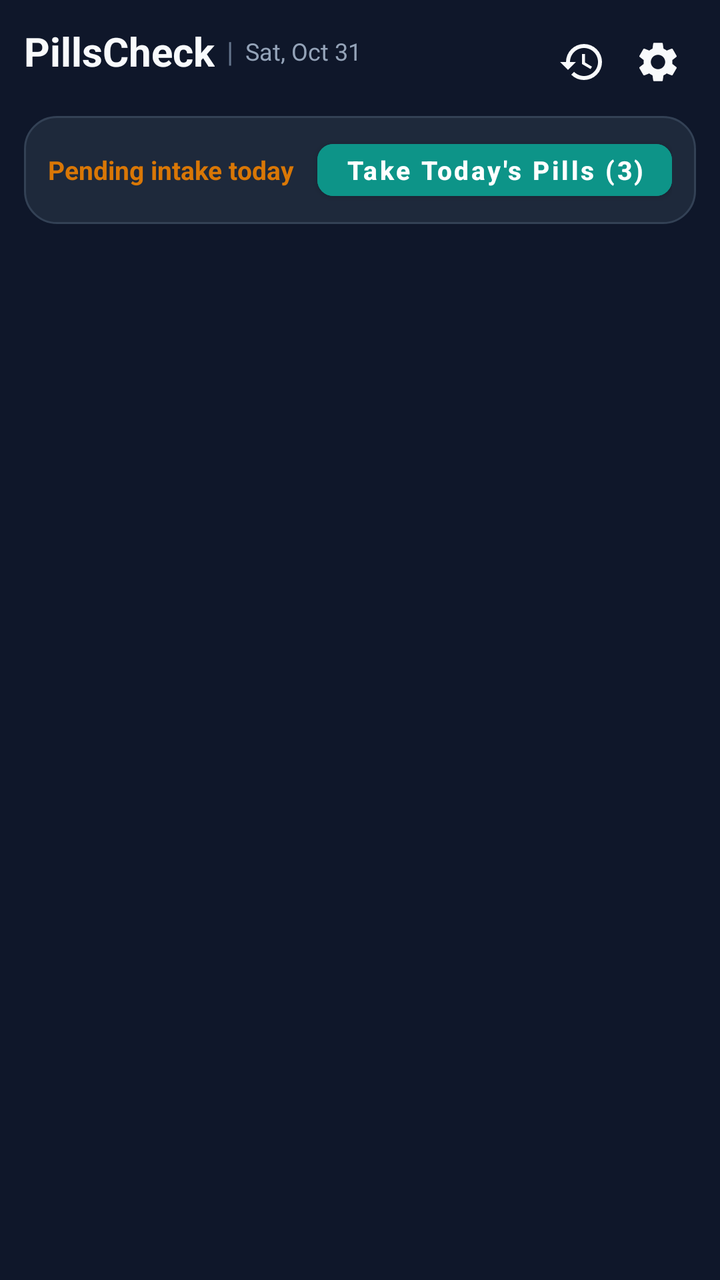
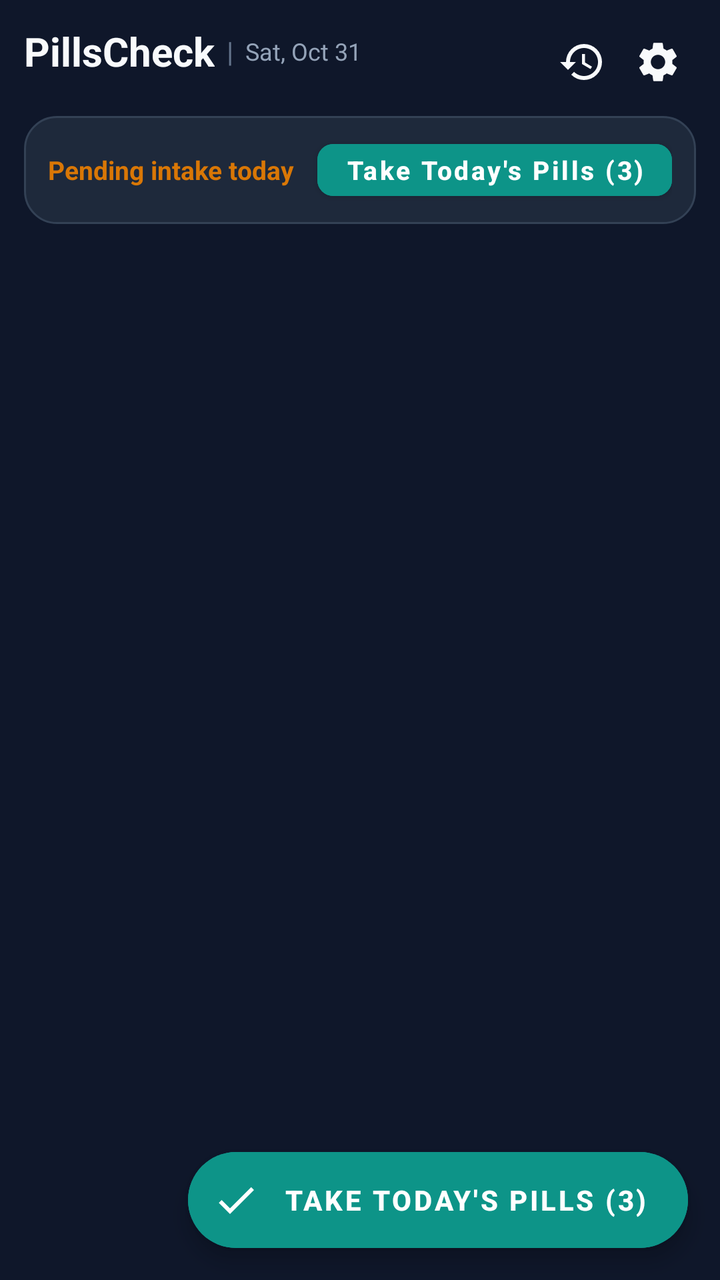

Two renders of the same Android screen: before a commit and after it. Below are the layout's source before the change and the commit's diff.
<!-- AndroidManifest.xml: application theme Theme.PillsCheck -->
<!-- res/layout/activity_main.xml -->
<?xml version="1.0" encoding="utf-8"?>
<LinearLayout
    xmlns:android="http://schemas.android.com/apk/res/android"
    xmlns:app="http://schemas.android.com/apk/res-auto"
    android:layout_width="match_parent"
    android:layout_height="match_parent"
    android:background="@color/bg_screen"
    android:orientation="vertical">

    <androidx.core.widget.NestedScrollView
        android:layout_width="match_parent"
        android:layout_height="match_parent"
        android:fillViewport="true"
        android:clipToPadding="false"
        android:paddingBottom="12dp">

        <LinearLayout
            android:layout_width="match_parent"
            android:layout_height="wrap_content"
            android:orientation="vertical"
            android:paddingHorizontal="12dp"
            android:paddingTop="12dp">

            
            <RelativeLayout
                android:layout_width="match_parent"
                android:layout_height="wrap_content"
                android:layout_marginBottom="8dp">

                <LinearLayout
                    android:layout_width="wrap_content"
                    android:layout_height="wrap_content"
                    android:layout_alignParentStart="true"
                    android:layout_toStartOf="@id/top_actions"
                    android:orientation="horizontal"
                    android:gravity="center_vertical">

                    <TextView
                        android:id="@+id/tv_app_title"
                        android:layout_width="wrap_content"
                        android:layout_height="wrap_content"
                        android:text="@string/app_name"
                        android:textColor="@color/text_primary"
                        android:textSize="20sp"
                        android:textStyle="bold" />

                    <TextView
                        android:layout_width="wrap_content"
                        android:layout_height="wrap_content"
                        android:layout_marginHorizontal="6dp"
                        android:text="|"
                        android:textColor="@color/text_muted"
                        android:textSize="14sp" />

                    <TextView
                        android:id="@+id/tv_dashboard_date"
                        android:layout_width="wrap_content"
                        android:layout_height="wrap_content"
                        android:text="Sat, Oct 31"
                        android:textColor="@color/text_secondary"
                        android:textSize="12sp" />
                </LinearLayout>

                <LinearLayout
                    android:id="@+id/top_actions"
                    android:layout_width="wrap_content"
                    android:layout_height="wrap_content"
                    android:layout_alignParentEnd="true"
                    android:layout_centerVertical="true"
                    android:orientation="horizontal">

                    <ImageButton
                        android:id="@+id/btn_open_history"
                        android:layout_width="38dp"
                        android:layout_height="38dp"
                        android:background="?attr/selectableItemBackgroundBorderless"
                        android:contentDescription="@string/btn_history"
                        android:src="@drawable/ic_history"
                        app:tint="@color/text_primary" />

                    <ImageButton
                        android:id="@+id/btn_open_settings"
                        android:layout_width="38dp"
                        android:layout_height="38dp"
                        android:background="?attr/selectableItemBackgroundBorderless"
                        android:contentDescription="@string/btn_settings"
                        android:src="@drawable/ic_settings"
                        app:tint="@color/text_primary" />
                </LinearLayout>
            </RelativeLayout>

            
            <LinearLayout
                android:id="@+id/layout_pharmacy_alert"
                android:layout_width="match_parent"
                android:layout_height="wrap_content"
                android:layout_marginBottom="6dp"
                android:background="@drawable/bg_alert_banner"
                android:orientation="horizontal"
                android:paddingHorizontal="10dp"
                android:paddingVertical="6dp"
                android:gravity="center_vertical"
                android:visibility="gone">

                <ImageView
                    android:layout_width="20dp"
                    android:layout_height="20dp"
                    android:src="@drawable/ic_warning"
                    app:tint="@color/accent_red"
                    android:contentDescription="@string/pharmacy_alert_title" />

                <TextView
                    android:id="@+id/tv_pharmacy_desc"
                    android:layout_width="match_parent"
                    android:layout_height="wrap_content"
                    android:layout_marginStart="8dp"
                    android:text="Stock low! Minoxidil has only 3 days left."
                    android:textColor="#FECACA"
                    android:textSize="12sp"
                    android:textStyle="bold" />
            </LinearLayout>

            
            <LinearLayout
                android:id="@+id/card_today_status"
                android:layout_width="match_parent"
                android:layout_height="wrap_content"
                android:layout_marginBottom="8dp"
                android:background="@drawable/bg_card_rounded"
                android:gravity="center_vertical"
                android:orientation="horizontal"
                android:paddingHorizontal="12dp"
                android:paddingVertical="8dp">

                <LinearLayout
                    android:layout_width="0dp"
                    android:layout_height="wrap_content"
                    android:layout_weight="1"
                    android:orientation="vertical">

                    <TextView
                        android:id="@+id/tv_today_status_badge"
                        android:layout_width="wrap_content"
                        android:layout_height="wrap_content"
                        android:text="@string/status_pending"
                        android:textColor="@color/accent_amber"
                        android:textSize="13sp"
                        android:textStyle="bold" />

                    <TextView
                        android:id="@+id/tv_today_taken_time"
                        android:layout_width="wrap_content"
                        android:layout_height="wrap_content"
                        android:layout_marginTop="1dp"
                        android:text=""
                        android:textColor="@color/accent_green"
                        android:textSize="11sp"
                        android:visibility="gone" />
                </LinearLayout>

                <com.google.android.material.button.MaterialButton
                    android:id="@+id/btn_main_action"
                    android:layout_width="wrap_content"
                    android:layout_height="38dp"
                    android:backgroundTint="@color/primary"
                    android:minWidth="0dp"
                    android:paddingHorizontal="14dp"
                    android:text="@string/btn_take_all"
                    android:textAllCaps="false"
                    android:textColor="@color/white"
                    android:textSize="13sp"
                    android:textStyle="bold"
                    app:cornerRadius="8dp" />

                <com.google.android.material.button.MaterialButton
                    android:id="@+id/btn_undo_intake"
                    style="@style/Widget.MaterialComponents.Button.TextButton"
                    android:layout_width="wrap_content"
                    android:layout_height="38dp"
                    android:layout_marginStart="4dp"
                    android:minWidth="0dp"
                    android:paddingHorizontal="8dp"
                    android:text="@string/btn_undo_today"
                    android:textAllCaps="false"
                    android:textColor="@color/text_secondary"
                    android:textSize="12sp"
                    android:visibility="gone" />
            </LinearLayout>

            
            <androidx.recyclerview.widget.RecyclerView
                android:id="@+id/rv_medications"
                android:layout_width="match_parent"
                android:layout_height="wrap_content"
                android:nestedScrollingEnabled="false" />

        </LinearLayout>
    </androidx.core.widget.NestedScrollView>

</LinearLayout>
<!-- resources referenced by this layout -->
<resources>
  <color name="accent_amber">#D97706</color>
  <color name="accent_green">#10B981</color>
  <color name="accent_red">#EF4444</color>
  <color name="bg_screen">#0F172A</color>
  <color name="primary">#0D9488</color>
  <color name="text_muted">#64748B</color>
  <color name="text_primary">#F8FAFC</color>
  <color name="text_secondary">#94A3B8</color>
  <color name="white">#FFFFFF</color>
  <!-- drawable bg_alert_banner (drawable) -->
  <?xml version="1.0" encoding="utf-8"?>
  <shape xmlns:android="http://schemas.android.com/apk/res/android"
      android:shape="rectangle">
      <solid android:color="#337F1D1D" />
      <corners android:radius="12dp" />
      <stroke
          android:width="1.5dp"
          android:color="#DC2626" />
  </shape>
  <!-- drawable bg_card_rounded (drawable) -->
  <?xml version="1.0" encoding="utf-8"?>
  <shape xmlns:android="http://schemas.android.com/apk/res/android"
      android:shape="rectangle">
      <solid android:color="@color/bg_card" />
      <corners android:radius="16dp" />
      <stroke
          android:width="1dp"
          android:color="@color/border_card" />
  </shape>
  <!-- drawable ic_history (drawable) -->
  <vector xmlns:android="http://schemas.android.com/apk/res/android"
      android:width="24dp"
      android:height="24dp"
      android:viewportWidth="24"
      android:viewportHeight="24">
      <path
          android:fillColor="#F8FAFC"
          android:pathData="M13,3a9,9 0 0,0 -9,9H1l3.89,3.89 0.07,0.14L9,12H6c0,-3.87 3.13,-7 7,-7s7,3.13 7,7 -3.13,7 -7,7c-1.93,0 -3.68,-0.79 -4.94,-2.06l-1.42,1.42A8.954,8.954 0 0,0 13,21a9,9 0 0,0 0,-18zm-1,5v5l4.28,2.54 0.72,-1.21 -3.5,-2.08V8H12z"/>
  </vector>
  <!-- drawable ic_warning (drawable) -->
  <vector xmlns:android="http://schemas.android.com/apk/res/android"
      android:width="24dp"
      android:height="24dp"
      android:viewportWidth="24"
      android:viewportHeight="24">
      <path
          android:fillColor="#F59E0B"
          android:pathData="M1,21h22L12,2 1,21zm12,-3h-2v-2h2v2zm0,-4h-2v-4h2v4z"/>
  </vector>
  <string name="app_name">PillsCheck</string>
  <string name="btn_history">History</string>
  <string name="btn_settings">Settings</string>
  <string name="btn_take_all">Take Today\'s Pills (3)</string>
  <string name="btn_undo_today">Undo Today\'s Intake</string>
  <string name="pharmacy_alert_title">Pharmacy Restock Alert</string>
  <string name="status_pending">Pending intake today</string>
  <style name="Theme.PillsCheck" parent="Theme.MaterialComponents.DayNight.NoActionBar">
          <item name="colorPrimary">@color/primary</item>
          <item name="colorPrimaryVariant">@color/primary_dark</item>
          <item name="colorOnPrimary">@color/white</item>
          <item name="colorSecondary">@color/accent_blue</item>
          <item name="colorSecondaryVariant">@color/accent_blue</item>
          <item name="colorOnSecondary">@color/white</item>
          <item name="android:statusBarColor">@color/bg_screen</item>
          <item name="android:navigationBarColor">@color/bg_screen</item>
          <item name="android:windowBackground">@color/bg_screen</item>
      </style>
  <color name="bg_card">#1E293B</color>
  <color name="border_card">#334155</color>
  <color name="primary_dark">#0F766E</color>
  <color name="accent_blue">#0284C7</color>
  <!-- unchanged entries left out for length: 1 -->
</resources>

<!-- the commit's change to res/layout/activity_main.xml (unified diff, before → after) -->
@@ -1,18 +1,17 @@
 <?xml version="1.0" encoding="utf-8"?>
-<LinearLayout
+<androidx.coordinatorlayout.widget.CoordinatorLayout
     xmlns:android="http://schemas.android.com/apk/res/android"
     xmlns:app="http://schemas.android.com/apk/res-auto"
     android:layout_width="match_parent"
     android:layout_height="match_parent"
-    android:background="@color/bg_screen"
-    android:orientation="vertical">
+    android:background="@color/bg_screen">
 
     <androidx.core.widget.NestedScrollView
         android:layout_width="match_parent"
         android:layout_height="match_parent"
         android:fillViewport="true"
         android:clipToPadding="false"
-        android:paddingBottom="12dp">
+        android:paddingBottom="76dp">
 
         <LinearLayout
             android:layout_width="match_parent"
@@ -197,4 +196,21 @@
         </LinearLayout>
     </androidx.core.widget.NestedScrollView>
 
-</LinearLayout>
+    
+    <com.google.android.material.floatingactionbutton.ExtendedFloatingActionButton
+        android:id="@+id/fab_take_all"
+        android:layout_width="wrap_content"
+        android:layout_height="wrap_content"
+        android:layout_gravity="bottom|end"
+        android:layout_marginEnd="16dp"
+        android:layout_marginBottom="16dp"
+        android:backgroundTint="@color/primary"
+        android:text="@string/btn_take_all"
+        android:textColor="@color/white"
+        android:textSize="14sp"
+        android:textStyle="bold"
+        app:elevation="6dp"
+        app:icon="@drawable/ic_check"
+        app:iconTint="@color/white" />
+
+</androidx.coordinatorlayout.widget.CoordinatorLayout>
<!-- resource entries referenced after the edit -->
@@ -29,6 +29,16 @@
           android:width="1dp"
           android:color="@color/border_card" />
   </shape>
+  <!-- drawable ic_check (drawable) -->
+  <vector xmlns:android="http://schemas.android.com/apk/res/android"
+      android:width="24dp"
+      android:height="24dp"
+      android:viewportWidth="24"
+      android:viewportHeight="24">
+      <path
+          android:fillColor="#10B981"
+          android:pathData="M9,16.17L4.83,12l-1.42,1.41L9,19 21,7l-1.41,-1.41z"/>
+  </vector>
   <!-- drawable ic_history (drawable) -->
   <vector xmlns:android="http://schemas.android.com/apk/res/android"
       android:width="24dp"
